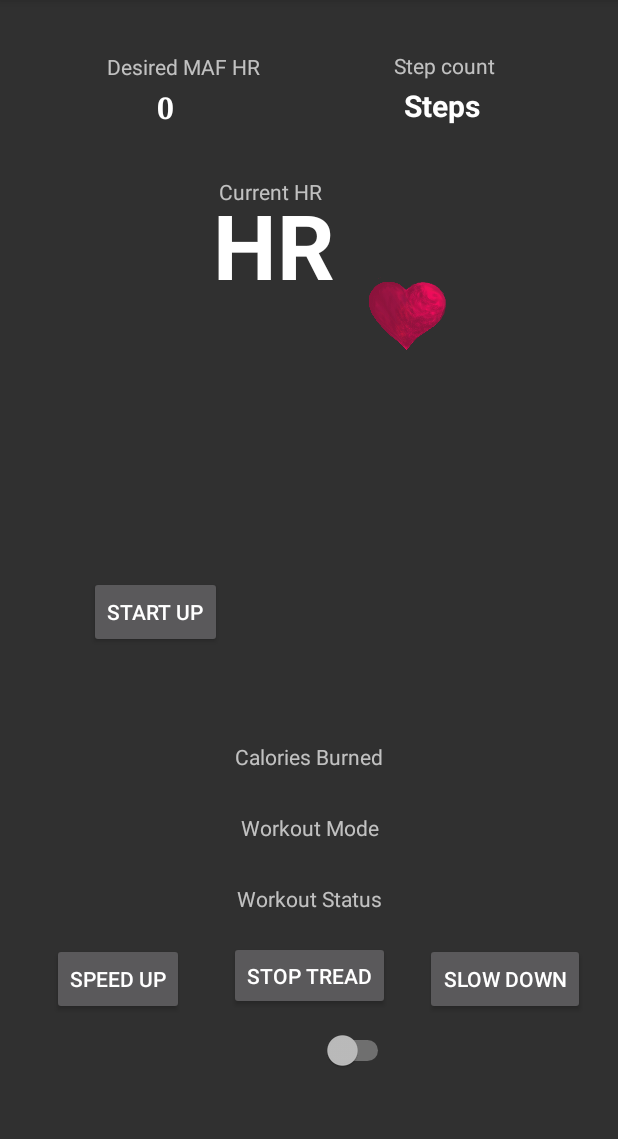
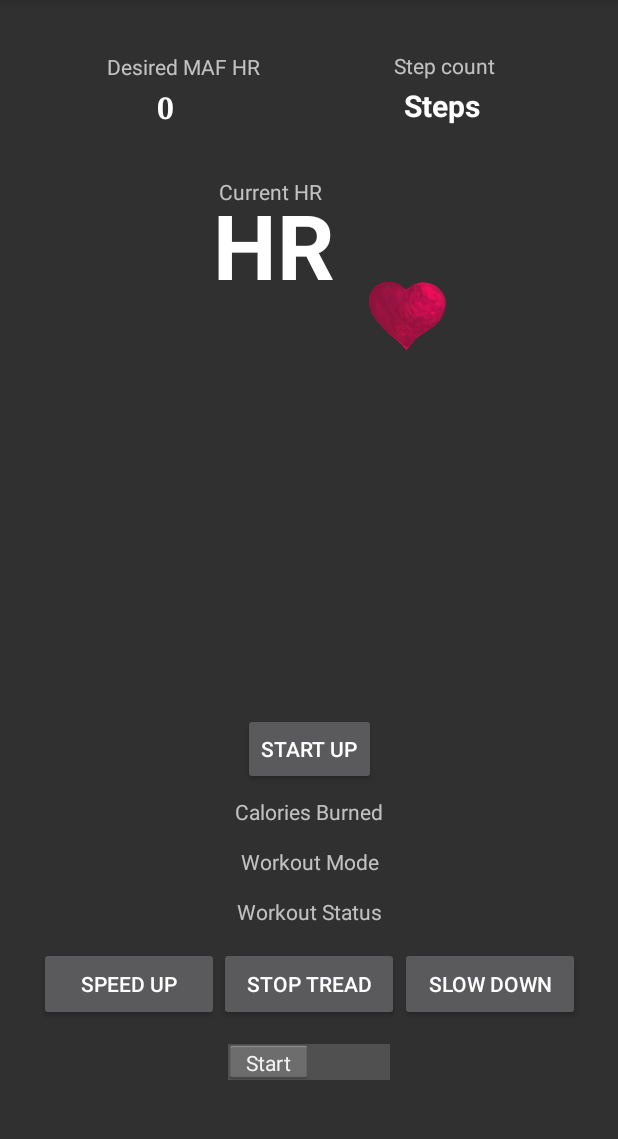
Before and after one commit to Castuh/MyApplication2, an Android app: the Maf_Final screen opened directly, with no data from a screen before it, on a phone screen of 412 x 824 dp, the part 84-1223 px from its top. Run offline under Robolectric (Android 15) with nearby library versions, the phone set to English and light mode, and no system bars; plain views replace AppCompatGraphView, GraphView; 2 statements that could not run were skipped.

Commit message:
Changed Switch style to android:theme="@android:style/Theme.Holo.Light"

```diff
--- a/app/src/main/res/layout/activity_maf__final.xml
+++ b/app/src/main/res/layout/activity_maf__final.xml
@@ -99,7 +99,7 @@
         app:layout_constraintStart_toStartOf="parent"
         app:layout_constraintTop_toTopOf="parent"
         app:layout_constraintVertical_bias="0.046" />
-<!--
+    <!--
     <com.jjoe64.graphview.GraphView
         android:id="@+id/graph"
         android:layout_width="match_parent"
@@ -129,23 +129,32 @@
         app:layout_constraintVertical_bias="0.001" />
 
     <Switch
+
         android:id="@+id/MAF_Switch"
-        android:layout_width="114dp"
+        android:layout_width="116dp"
         android:layout_height="47dp"
         android:layout_marginStart="8dp"
+        android:layout_marginTop="4dp"
         android:layout_marginEnd="8dp"
-        android:layout_marginBottom="44dp"
+        android:layout_marginBottom="36dp"
+        android:maxWidth="30dp"
+        android:maxHeight="30dp"
         android:textOff="Start"
         android:textOn="Stop"
+        android:theme="@android:style/Theme.Holo.Light"
+
         app:layout_constraintBottom_toBottomOf="parent"
         app:layout_constraintEnd_toEndOf="parent"
-        app:layout_constraintHorizontal_bias="0.498"
-        app:layout_constraintStart_toStartOf="parent" />
+        app:layout_constraintHorizontal_bias="0.494"
+        app:layout_constraintStart_toStartOf="parent"
+        app:layout_constraintTop_toBottomOf="@+id/speedstop"
+
+        />
 
     <TextView
         android:id="@+id/WORKOUT_START"
         android:layout_width="333dp"
-        android:layout_height="37dp"
+        android:layout_height="25dp"
         android:layout_marginStart="8dp"
         android:layout_marginTop="496dp"
         android:layout_marginEnd="8dp"
@@ -161,7 +170,7 @@
     <TextView
         android:id="@+id/WORKOUT_MODE"
         android:layout_width="333dp"
-        android:layout_height="39dp"
+        android:layout_height="25dp"
         android:layout_marginStart="8dp"
         android:layout_marginTop="8dp"
         android:layout_marginEnd="8dp"
@@ -177,7 +186,7 @@
     <TextView
         android:id="@+id/CALORIESBURNED"
         android:layout_width="333dp"
-        android:layout_height="39dp"
+        android:layout_height="25dp"
         android:layout_marginStart="8dp"
         android:layout_marginTop="412dp"
         android:layout_marginEnd="8dp"
@@ -192,58 +201,58 @@
 
     <Button
         android:id="@+id/speedup"
-        android:layout_width="wrap_content"
-        android:layout_height="wrap_content"
-        android:layout_marginEnd="8dp"
+        android:layout_width="120dp"
+        android:layout_height="49dp"
         android:text="speed up"
         app:layout_constraintBottom_toTopOf="@+id/MAF_Switch"
         app:layout_constraintEnd_toStartOf="@+id/speedstop"
-        app:layout_constraintHorizontal_bias="0.606"
+        app:layout_constraintHorizontal_bias="1.0"
         app:layout_constraintStart_toStartOf="parent"
         app:layout_constraintTop_toBottomOf="@+id/WORKOUT_START"
-        app:layout_constraintVertical_bias="0.926" />
+        app:layout_constraintVertical_bias="0.666" />
 
     <Button
         android:id="@+id/Startup"
         android:layout_width="wrap_content"
         android:layout_height="wrap_content"
-        android:layout_marginStart="59dp"
-        android:layout_marginTop="8dp"
-        android:layout_marginEnd="263dp"
+        android:layout_marginStart="161dp"
+        android:layout_marginTop="203dp"
+        android:layout_marginEnd="161dp"
         android:layout_marginBottom="8dp"
         android:text="Start up"
         app:layout_constraintBottom_toTopOf="@+id/CALORIESBURNED"
         app:layout_constraintEnd_toEndOf="parent"
-        app:layout_constraintHorizontal_bias="0.0"
+        app:layout_constraintHorizontal_bias="1.0"
         app:layout_constraintStart_toStartOf="parent"
-        app:layout_constraintTop_toTopOf="parent"
-        app:layout_constraintVertical_bias="0.873" />
+        app:layout_constraintTop_toBottomOf="@+id/HR"
+        app:layout_constraintVertical_bias="1.0" />
 
     <Button
         android:id="@+id/speedstop"
-        android:layout_width="wrap_content"
-        android:layout_height="46dp"
+        android:layout_width="120dp"
+        android:layout_height="49dp"
         android:layout_marginTop="8dp"
-        android:layout_marginBottom="4dp"
         android:text="Stop tread"
         app:layout_constraintBottom_toTopOf="@+id/MAF_Switch"
         app:layout_constraintEnd_toEndOf="parent"
         app:layout_constraintStart_toStartOf="parent"
         app:layout_constraintTop_toBottomOf="@+id/WORKOUT_START"
-        app:layout_constraintVertical_bias="0.967" />
+        app:layout_constraintVertical_bias="1.0" />
 
     <Button
         android:id="@+id/speeddown"
-        android:layout_width="wrap_content"
-        android:layout_height="wrap_content"
-        android:layout_marginStart="8dp"
+        android:layout_width="120dp"
+        android:layout_height="49dp"
+        android:layout_marginStart="12dp"
+        android:layout_marginTop="8dp"
+        android:layout_marginEnd="40dp"
         android:text="Slow Down"
         app:layout_constraintBottom_toTopOf="@+id/MAF_Switch"
         app:layout_constraintEnd_toEndOf="parent"
-        app:layout_constraintHorizontal_bias="0.407"
+        app:layout_constraintHorizontal_bias="0.444"
         app:layout_constraintStart_toEndOf="@+id/speedstop"
         app:layout_constraintTop_toBottomOf="@+id/WORKOUT_START"
-        app:layout_constraintVertical_bias="0.926" />
+        app:layout_constraintVertical_bias="0.0" />
 
     <!--<android.support.v7.widget.AppCompatGraphView
         android:layout_width="match_parent"
```
